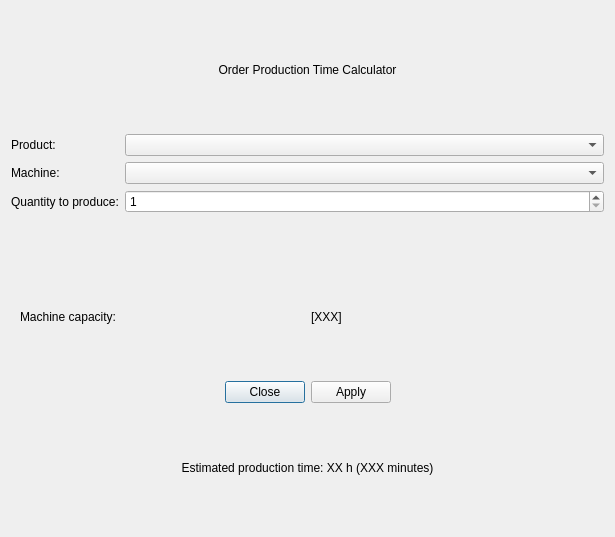
Above: ui/OrderCalculatorDialog.ui from MagdaOleksandrTeam/ProductionPlanner before the change. Below: the same form after it.
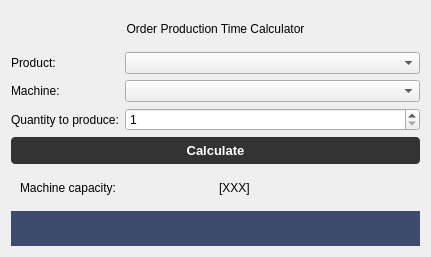
That is the form after the change.

Commit message:
Orders & Machines: filters, calculator, and UI improvements
- OrdersView: added product filter with "All" option and improved status filtering
- Connected search and filters
- Integrated OrderCalculatorDialog:
    * Filter machines by selected product and vice versa
    * Calculate button triggers production time estimation
- local status displays messages
- Refactored dialogs folder to separate modules for better structure

```diff
--- a/ui/OrderCalculatorDialog.ui
+++ b/ui/OrderCalculatorDialog.ui
@@ -6,8 +6,8 @@
    <rect>
     <x>0</x>
     <y>0</y>
-    <width>615</width>
-    <height>537</height>
+    <width>431</width>
+    <height>257</height>
    </rect>
   </property>
   <property name="windowTitle">
@@ -74,6 +74,21 @@
      </item>
     </layout>
    </item>
+   <item>
+    <widget class="QPushButton" name="btn_calculate">
+     <property name="styleSheet">
+      <string notr="true">background-color: #333333;
+    color: white;
+    border-radius: 4px;
+    padding: 6px 12px;
+    font-weight: bold;
+    font-size: 13px;</string>
+     </property>
+     <property name="text">
+      <string>Calculate</string>
+     </property>
+    </widget>
+   </item>
    <item>
     <widget class="QWidget" name="widget_efficiency" native="true">
      <layout class="QHBoxLayout" name="horizontalLayout">
@@ -101,25 +116,18 @@
     </widget>
    </item>
    <item>
-    <widget class="QDialogButtonBox" name="buttonBox">
-     <property name="orientation">
-      <enum>Qt::Orientation::Horizontal</enum>
+    <widget class="QLabel" name="lblLocalStatus">
+     <property name="minimumSize">
+      <size>
+       <width>0</width>
+       <height>30</height>
+      </size>
      </property>
-     <property name="standardButtons">
-      <set>QDialogButtonBox::StandardButton::Apply|QDialogButtonBox::StandardButton::Close</set>
+     <property name="styleSheet">
+      <string notr="true">background-color: #3C4B6E;</string>
      </property>
-     <property name="centerButtons">
-      <bool>true</bool>
-     </property>
-    </widget>
-   </item>
-   <item>
-    <widget class="QLabel" name="lblInfo">
      <property name="text">
-      <string>Estimated production time: XX h (XXX minutes)</string>
-     </property>
-     <property name="alignment">
-      <set>Qt::AlignmentFlag::AlignCenter</set>
+      <string/>
      </property>
     </widget>
    </item>
```
Left out of the diff: 48 changed lines with no effect on the pictures. The commit also changes 16 other files.
